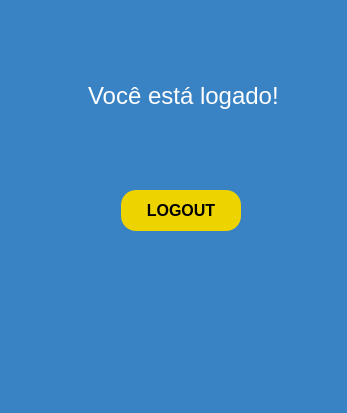
First picture: the form in View/ui/tela_logado.ui, repository ipedromotta/login-desktop, before the edit.
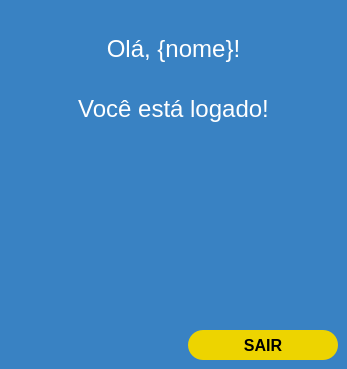
Second picture: the form after the edit.

The edit to the form file:
```diff
--- a/View/ui/tela_logado.ui
+++ b/View/ui/tela_logado.ui
@@ -7,19 +7,19 @@
     <x>0</x>
     <y>0</y>
     <width>347</width>
-    <height>413</height>
+    <height>369</height>
    </rect>
   </property>
   <property name="minimumSize">
    <size>
     <width>347</width>
-    <height>413</height>
+    <height>369</height>
    </size>
   </property>
   <property name="maximumSize">
    <size>
     <width>347</width>
-    <height>413</height>
+    <height>369</height>
    </size>
   </property>
   <property name="windowTitle">
@@ -29,15 +29,29 @@
    <string notr="true">background-color: rgb(57, 130, 195);</string>
   </property>
   <widget class="QWidget" name="centralwidget">
+   <layout class="QVBoxLayout" name="verticalLayout">
+    <item>
+     <widget class="QLabel" name="lbl_nome">
+      <property name="maximumSize">
+       <size>
+        <width>16777215</width>
+        <height>80</height>
+       </size>
+      </property>
+      <property name="styleSheet">
+       <string notr="true">color:white;
+font-size: 24px;</string>
+      </property>
+      <property name="text">
+       <string>Olá, {nome}!</string>
+      </property>
+      <property name="alignment">
+       <set>Qt::AlignCenter</set>
+      </property>
+     </widget>
+    </item>
+    <item>
    <widget class="QLabel" name="lbl_logado">
-    <property name="geometry">
-     <rect>
-      <x>88</x>
-      <y>70</y>
-      <width>191</width>
-      <height>51</height>
-     </rect>
-    </property>
     <property name="font">
      <font>
       <pointsize>-1</pointsize>
@@ -50,15 +64,33 @@
     <property name="text">
      <string>Você está logado!</string>
     </property>
-   </widget>
+      <property name="alignment">
+       <set>Qt::AlignHCenter|Qt::AlignTop</set>
+      </property>
+     </widget>
+    </item>
+    <item alignment="Qt::AlignRight">
    <widget class="QPushButton" name="btn_logout">
-    <property name="geometry">
-     <rect>
-      <x>121</x>
-      <y>190</y>
-      <width>120</width>
-      <height>41</height>
-     </rect>
+      <property name="enabled">
+       <bool>true</bool>
+      </property>
+      <property name="sizePolicy">
+       <sizepolicy hsizetype="Expanding" vsizetype="Expanding">
+        <horstretch>0</horstretch>
+        <verstretch>0</verstretch>
+       </sizepolicy>
+      </property>
+      <property name="minimumSize">
+       <size>
+        <width>150</width>
+        <height>0</height>
+       </size>
+      </property>
+      <property name="maximumSize">
+       <size>
+        <width>150</width>
+        <height>30</height>
+       </size>
     </property>
     <property name="font">
      <font>
@@ -71,15 +103,26 @@
     <property name="cursor">
      <cursorShape>PointingHandCursor</cursorShape>
     </property>
+      <property name="layoutDirection">
+       <enum>Qt::LeftToRight</enum>
+      </property>
     <property name="styleSheet">
-     <string notr="true">background-color: rgb(237, 212, 0);
+       <string notr="true">*{
+background-color: #edd400;
 border-radius: 15px;
+}
+QPushButton:hover{
+background-color: #d1bc08;
+}
+
 </string>
     </property>
     <property name="text">
-     <string>LOGOUT</string>
-    </property>
-   </widget>
+       <string>SAIR</string>
+      </property>
+     </widget>
+    </item>
+   </layout>
   </widget>
  </widget>
  <resources/>
```
Left out of the diff: 7 changed lines with no effect on the pictures. Lines whose indentation alone changed are shown as unchanged.
